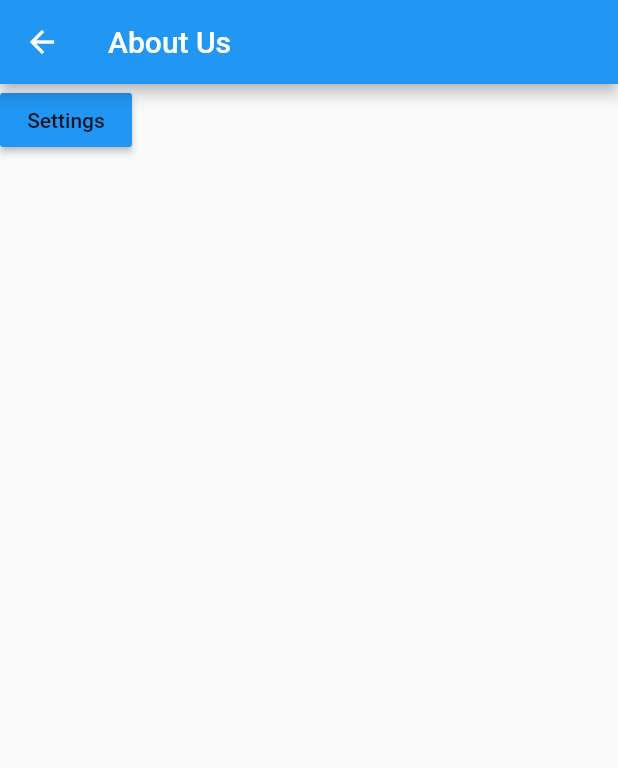
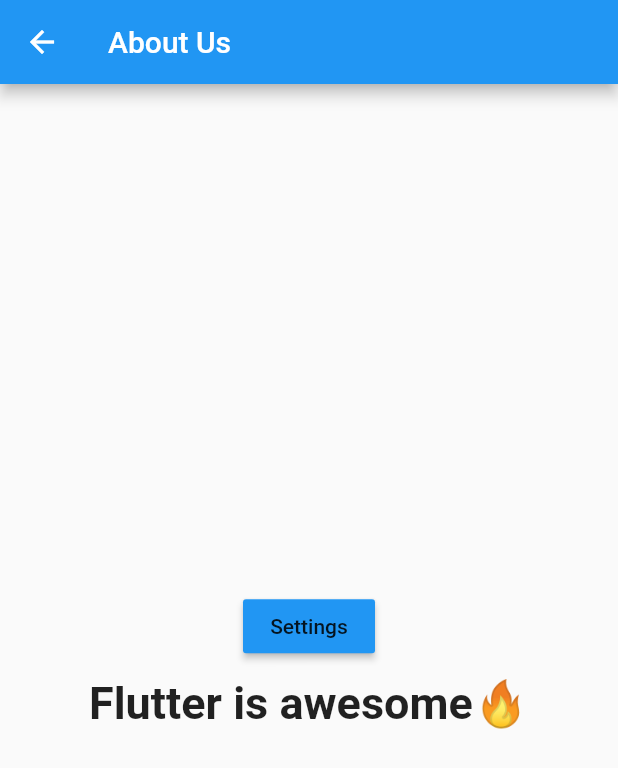
Before and after one commit to TaishiU/flutter-Internationalization, a Flutter app: the AboutPage screen opened by its route, on a phone screen of 412 x 824 dp. Shown: the top 768 px of the screen. Run offline on Flutter 3.47's test engine with Material 2 defaults, Android fonts, the phone set to English and light mode, and no system bars; our stand-ins replace shared_preferences; accounts and stored records are empty.

Commit message:
intlパッケージについて

```diff
--- a/lib/crasses/language.dart
+++ b/lib/crasses/language.dart
@@ -1,10 +1,10 @@
 class Language {
   final int id;
+  final String flag;
   final String name;
-  final String flag;
   final String languageCode;
 
-  Language(this.id, this.name, this.flag, this.languageCode);
+  Language(this.id, this.flag, this.name, this.languageCode);
 
   static List<Language> languageList() {
     return <Language>[
--- a/lib/main.dart
+++ b/lib/main.dart
@@ -67,7 +67,7 @@ class _MyAppState extends State<MyApp> {
               return deviceLocale;
             }
           }
-
+          /* Englishがデフォルトになる */
           return supportedLocales.first;
         },
         title: 'Flutter Demo',
--- a/lib/pages/about_page.dart
+++ b/lib/pages/about_page.dart
@@ -17,7 +17,11 @@ class _AboutPageState extends State<AboutPage> {
         ),
       ),
       body: Container(
-        child: MaterialButton(
+        child: Center(
+          child: Column(
+            mainAxisAlignment: MainAxisAlignment.center,
+            children: [
+              MaterialButton(
                 color: Colors.blue,
                 child: Text(
                   getTranslated(context, 'settings'),
@@ -26,6 +30,17 @@ class _AboutPageState extends State<AboutPage> {
                   Navigator.pushNamed(context, settingsRoute);
                 },
               ),
+              SizedBox(height: 10),
+              Text(
+                getTranslated(context, 'about'),
+                style: TextStyle(
+                  fontSize: 30,
+                  fontWeight: FontWeight.bold,
+                ),
+              ),
+            ],
+          ),
+        ),
       ),
     );
   }
--- a/pubspec.yaml
+++ b/pubspec.yaml
@@ -20,7 +20,8 @@ dependencies:
 
 
   cupertino_icons: ^1.0.2
-  shared_preferences: ^2.0.5 #
+  shared_preferences: ^2.0.5 # 状態保存。再起動した時に言語の状態が維持される
+
 
 dev_dependencies:
   flutter_test:
```
Also changed, not shown: lib/pages/home_page.dart (+2 -5 lines), 1 other file. Lines whose indentation alone changed are shown as unchanged.
